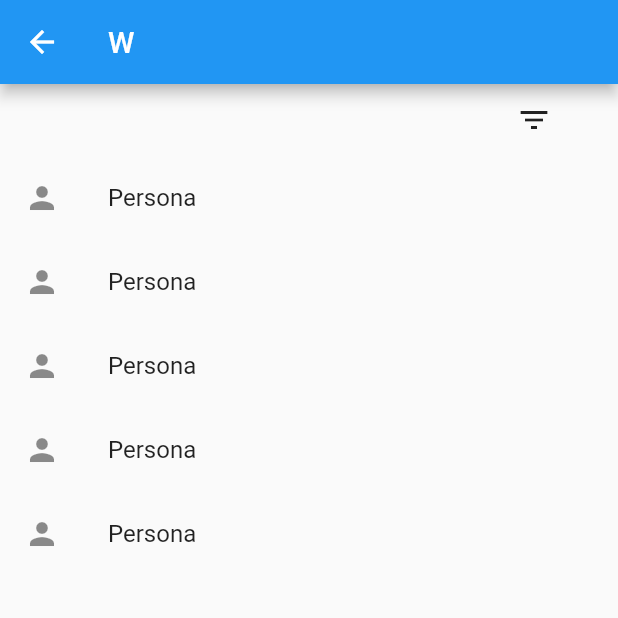
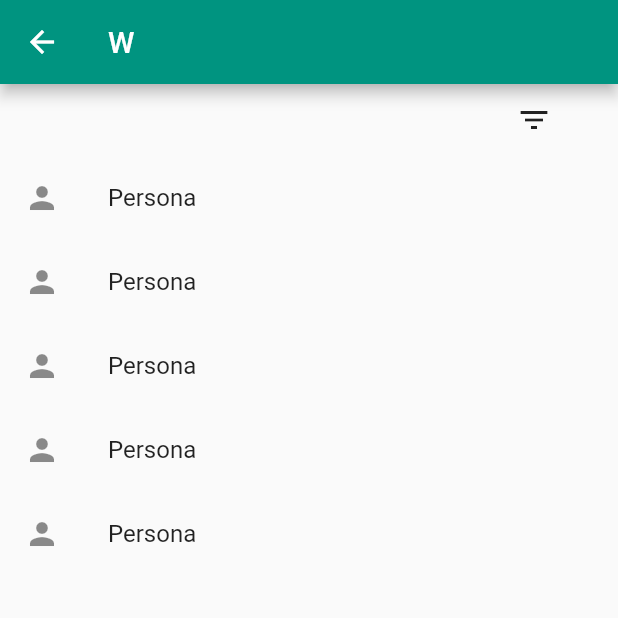
Before and after one commit to EmmanuelMess/WorKeenApp, a Flutter app: the BusinessSearchPeopleScreen screen opened by its route, on a phone screen of 412 x 824 dp, the top half of it. Run offline on Flutter 3.47's test engine with Material 2 defaults, Android fonts, the phone set to English and light mode, and no system bars.

Commit message:
Colors moved to another file

```diff
--- a/lib/business/business_search.dart
+++ b/lib/business/business_search.dart
@@ -1,6 +1,8 @@
 import 'package:flutter/cupertino.dart';
 import 'package:flutter/material.dart';
 import 'package:workeen/utils/widget_utils.dart';
+
+import '../colors.dart';
 
 class _BusinessSearchPeopleState extends State<BusinessSearchPeopleScreen> with SingleTickerProviderStateMixin {
   final List<String> _sexes = ['Indiferente', 'Hombre', 'Mujer'];
@@ -199,6 +201,7 @@ class _BusinessSearchPeopleState extends State<BusinessSearchPeopleScreen> with
     return Scaffold(
       appBar: AppBar(
         title: Text("W"),
+        backgroundColor: ColorsApp.empresas,
       ),
       body: Column(
         children: [
--- /dev/null
+++ b/lib/colors.dart
@@ -0,0 +1,6 @@
+import 'dart:ui';
+
+class ColorsApp {
+  static const Color empresas = Color.fromARGB(255, 0, 148, 128);
+  static const Color empleados = Color.fromARGB(255, 0, 176, 222);
+}
```
Also changed, not shown: lib/main.dart (+4 -3 lines).
